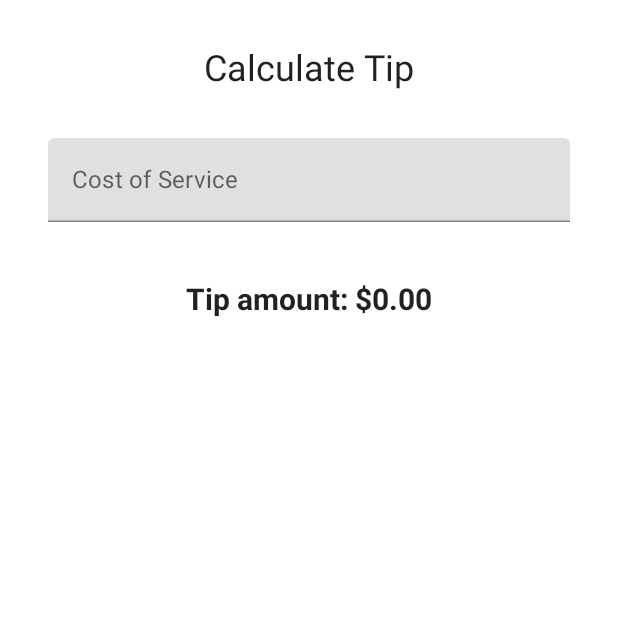
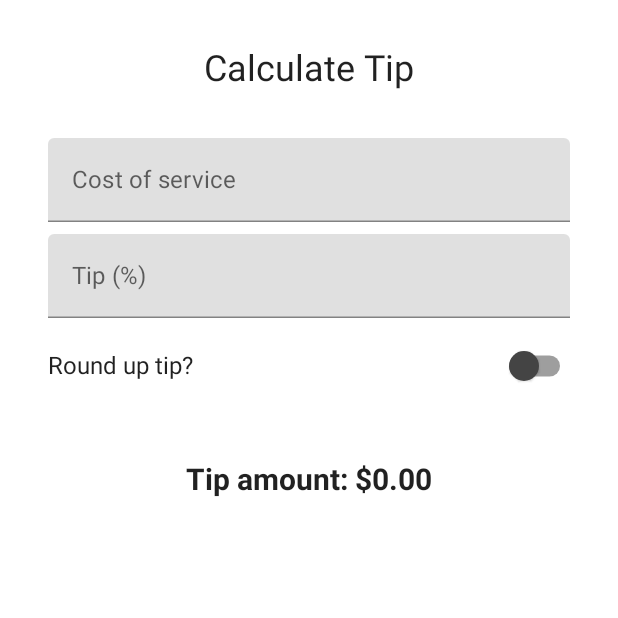
Before and after one commit to mspath/tiptime_composed, an Android app built with Jetpack Compose: the screen it shows after launch (MainActivity), on a phone screen of 412 x 824 dp, the top half of it. Run offline under Robolectric (Android 15) with nearby library versions, the phone set to English and light mode, and no system bars.

Commit message:
add percentage and switch

```diff
--- a/app/src/main/java/com/example/compose/tiptimecomposed/MainActivity.kt
+++ b/app/src/main/java/com/example/compose/tiptimecomposed/MainActivity.kt
@@ -3,21 +3,38 @@ package com.example.compose.tiptimecomposed
 import android.os.Bundle
 import androidx.activity.ComponentActivity
 import androidx.activity.compose.setContent
-import androidx.compose.foundation.layout.*
+import androidx.annotation.StringRes
+import androidx.compose.foundation.layout.Arrangement
+import androidx.compose.foundation.layout.Column
+import androidx.compose.foundation.layout.Row
+import androidx.compose.foundation.layout.Spacer
+import androidx.compose.foundation.layout.fillMaxSize
+import androidx.compose.foundation.layout.fillMaxWidth
+import androidx.compose.foundation.layout.height
+import androidx.compose.foundation.layout.padding
+import androidx.compose.foundation.layout.size
+import androidx.compose.foundation.layout.wrapContentWidth
+import androidx.compose.foundation.text.KeyboardActions
 import androidx.compose.foundation.text.KeyboardOptions
-import androidx.compose.material.MaterialTheme
-import androidx.compose.material.Surface
-import androidx.compose.material.Text
-import androidx.compose.material.TextField
-import androidx.compose.runtime.*
+import androidx.compose.material.*
+import androidx.compose.runtime.Composable
+import androidx.compose.runtime.getValue
+import androidx.compose.runtime.mutableStateOf
+import androidx.compose.runtime.remember
+import androidx.compose.runtime.setValue
 import androidx.compose.ui.Alignment
 import androidx.compose.ui.Modifier
+import androidx.compose.ui.focus.FocusDirection.Companion.Down
+import androidx.compose.ui.graphics.Color
+import androidx.compose.ui.platform.LocalFocusManager
 import androidx.compose.ui.res.stringResource
 import androidx.compose.ui.text.font.FontWeight
+import androidx.compose.ui.text.input.ImeAction
 import androidx.compose.ui.text.input.KeyboardType
 import androidx.compose.ui.tooling.preview.Preview
 import androidx.compose.ui.unit.dp
 import androidx.compose.ui.unit.sp
+import androidx.core.view.ViewCompat
 import com.example.compose.tiptimecomposed.ui.theme.TipTimeTheme
 import java.text.NumberFormat
 
@@ -36,13 +53,17 @@ class MainActivity : ComponentActivity() {
         }
     }
 }
-
 @Composable
 fun TipTimeScreen() {
     var amountInput by remember { mutableStateOf("") }
+    var tipInput by remember { mutableStateOf("") }
+    var roundUp by remember { mutableStateOf(false) }
 
     val amount = amountInput.toDoubleOrNull() ?: 0.0
-    val tip = calculateTip(amount)
+    val tipPercent = tipInput.toDoubleOrNull() ?: 0.0
+    val tip = calculateTip(amount, tipPercent, roundUp)
+
+    val focusManager = LocalFocusManager.current
 
     Column(
         modifier = Modifier.padding(32.dp),
@@ -54,9 +75,31 @@ fun TipTimeScreen() {
             modifier = Modifier.align(Alignment.CenterHorizontally)
         )
         Spacer(Modifier.height(16.dp))
-        EditNumberField(value = amountInput,
-            onValueChange = { amountInput = it }
+        EditNumberField(
+            label = R.string.cost_of_service,
+            keyboardOptions = KeyboardOptions.Default.copy(
+                keyboardType = KeyboardType.Number,
+                imeAction = ImeAction.Next
+            ),
+            keyboardActions = KeyboardActions(
+                //onNext = { focusManager.moveFocus(ViewCompat.FocusDirection.Down) }
+            ),
+            value = amountInput,
+            onValueChanged = { amountInput = it }
         )
+        EditNumberField(
+            label = R.string.how_was_the_service,
+            keyboardOptions = KeyboardOptions.Default.copy(
+                keyboardType = KeyboardType.Number,
+                imeAction = ImeAction.Done
+            ),
+            keyboardActions = KeyboardActions(
+                onDone = { focusManager.clearFocus() }
+            ),
+            value = tipInput,
+            onValueChanged = { tipInput = it }
+        )
+        RoundTheTipRow(roundUp = roundUp, onRoundUpChanged = { roundUp = it })
         Spacer(Modifier.height(24.dp))
         Text(
             text = stringResource(R.string.tip_amount, tip),
@@ -67,31 +110,62 @@ fun TipTimeScreen() {
     }
 }
 
-private fun calculateTip(amount: Double, tipPercent: Double = 15.0, roundUp: Boolean = false): String {
+@Composable
+fun EditNumberField(
+    @StringRes label: Int,
+    keyboardOptions: KeyboardOptions,
+    keyboardActions: KeyboardActions,
+    value: String,
+    onValueChanged: (String) -> Unit,
+    modifier: Modifier = Modifier
+) {
+    TextField(
+        value = value,
+        singleLine = true,
+        modifier = modifier.fillMaxWidth(),
+        onValueChange = onValueChanged,
+        label = { Text(stringResource(label)) },
+        keyboardOptions = keyboardOptions,
+        keyboardActions = keyboardActions
+    )
+}
+
+@Composable
+fun RoundTheTipRow(
+    roundUp: Boolean,
+    onRoundUpChanged: (Boolean) -> Unit,
+    modifier: Modifier = Modifier
+) {
+    Row(
+        modifier = Modifier
+            .fillMaxWidth()
+            .size(48.dp),
+        verticalAlignment = Alignment.CenterVertically
+    ) {
+        Text(text = stringResource(R.string.round_up_tip))
+        Switch(
+            modifier = modifier
+                .fillMaxWidth()
+                .wrapContentWidth(Alignment.End),
+            checked = roundUp,
+            onCheckedChange = onRoundUpChanged,
+            colors = SwitchDefaults.colors(
+                uncheckedThumbColor = Color.DarkGray
+            )
+        )
+    }
+}
+
+private fun calculateTip(amount: Double, tipPercent: Double = 15.0, roundUp: Boolean): String {
     var tip = tipPercent / 100 * amount
     if (roundUp)
         tip = kotlin.math.ceil(tip)
     return NumberFormat.getCurrencyInstance().format(tip)
 }
 
+@Preview
 @Composable
-fun EditNumberField(
-    value: String,
-    onValueChange: (String) -> Unit
-) {
-    TextField(
-        value = value,
-        onValueChange = onValueChange,
-        label = { Text(stringResource(R.string.cost_of_service)) },
-        modifier = Modifier.fillMaxWidth(),
-        singleLine = true,
-        keyboardOptions = KeyboardOptions(keyboardType = KeyboardType.Number)
-    )
-}
-
-@Preview(showBackground = true)
-@Composable
-fun DefaultPreview() {
+fun TipTimeScreenPreview() {
     TipTimeTheme {
         TipTimeScreen()
     }
--- a/app/src/main/res/values/strings.xml
+++ b/app/src/main/res/values/strings.xml
@@ -1,6 +1,9 @@
 <resources>
     <string name="app_name">TipTime</string>
     <string name="calculate_tip">Calculate Tip</string>
-    <string name="cost_of_service">Cost of Service</string>
+    <string name="bill_amount">Bill Amount</string>
     <string name="tip_amount">Tip amount: %s</string>
+    <string name="how_was_the_service">Tip (%)</string>
+    <string name="round_up_tip">Round up tip?</string>
+    <string name="cost_of_service">Cost of service</string>
 </resources>
```
